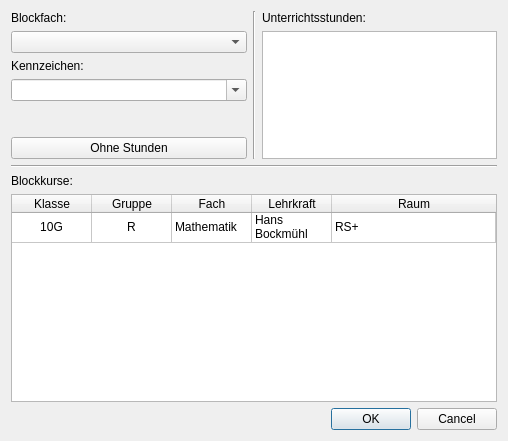
Old version of the form wz-data/ui/dialog_block_name.ui in the repository gradgrind/WZ3.
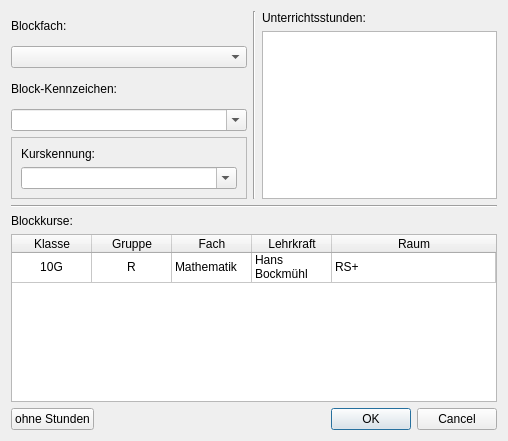
New version of the form. Icons and pictures are not drawn.

Commit message: Working on block-name dialog, adding course elements

Diff of the .ui file:
```diff
--- a/wz-data/ui/dialog_block_name.ui
+++ b/wz-data/ui/dialog_block_name.ui
@@ -13,7 +13,7 @@
   <property name="windowTitle">
    <string>Blocknamen ändern</string>
   </property>
-  <layout class="QVBoxLayout" name="verticalLayout_2" stretch="1,2,1">
+  <layout class="QVBoxLayout" name="verticalLayout_2">
    <item>
     <layout class="QHBoxLayout" name="horizontalLayout" stretch="1,0,1">
      <item>
@@ -31,7 +31,7 @@
        <item>
         <widget class="QLabel" name="label_2">
          <property name="text">
-          <string>Kennzeichen:</string>
+          <string>Block-Kennzeichen:</string>
          </property>
         </widget>
        </item>
@@ -46,29 +46,35 @@
         </widget>
        </item>
        <item>
-        <spacer name="verticalSpacer">
-         <property name="orientation">
-          <enum>Qt::Vertical</enum>
-         </property>
-         <property name="sizeType">
-          <enum>QSizePolicy::MinimumExpanding</enum>
-         </property>
-         <property name="sizeHint" stdset="0">
+        <widget class="QFrame" name="frame">
+         <property name="minimumSize">
           <size>
-           <width>20</width>
-           <height>30</height>
+           <width>0</width>
+           <height>0</height>
           </size>
          </property>
-        </spacer>
-       </item>
+         <property name="frameShape">
+          <enum>QFrame::StyledPanel</enum>
+         </property>
+         <property name="frameShadow">
+          <enum>QFrame::Raised</enum>
+         </property>
+         <layout class="QVBoxLayout" name="verticalLayout_5">
        <item>
-        <widget class="QPushButton" name="only_pay">
-         <property name="toolTip">
-          <string>&lt;html&gt;&lt;head/&gt;&lt;body&gt;&lt;p&gt;nur Deputat&lt;/p&gt;&lt;/body&gt;&lt;/html&gt;</string>
-         </property>
+           <widget class="QLabel" name="label_4">
          <property name="text">
-          <string>Ohne Stunden</string>
-         </property>
+             <string>Kurskennung:</string>
+            </property>
+           </widget>
+          </item>
+          <item>
+           <widget class="QComboBox" name="JOINT_TAG">
+            <property name="editable">
+             <bool>true</bool>
+            </property>
+           </widget>
+          </item>
+         </layout>
         </widget>
        </item>
       </layout>
@@ -201,6 +207,22 @@
     </layout>
    </item>
    <item>
+    <layout class="QHBoxLayout" name="horizontalLayout_2">
+     <item>
+      <widget class="QPushButton" name="only_pay">
+       <property name="toolTip">
+        <string>&lt;html&gt;&lt;head/&gt;&lt;body&gt;&lt;p&gt;nur Deputatsstunden&lt;/p&gt;&lt;/body&gt;&lt;/html&gt;</string>
+       </property>
+       <property name="text">
+        <string>ohne Stunden</string>
+       </property>
+       <property name="icon">
+        <iconset>
+         <normaloff>../icons/cash0a.svg</normaloff>../icons/cash0a.svg</iconset>
+       </property>
+      </widget>
+     </item>
+     <item>
     <widget class="QDialogButtonBox" name="buttonBox">
      <property name="orientation">
       <enum>Qt::Horizontal</enum>
@@ -209,6 +231,8 @@
       <set>QDialogButtonBox::Cancel|QDialogButtonBox::Ok</set>
      </property>
     </widget>
+     </item>
+    </layout>
    </item>
   </layout>
  </widget>
```
Lines whose indentation alone changed are shown as unchanged. The commit also changes 2 other files.
